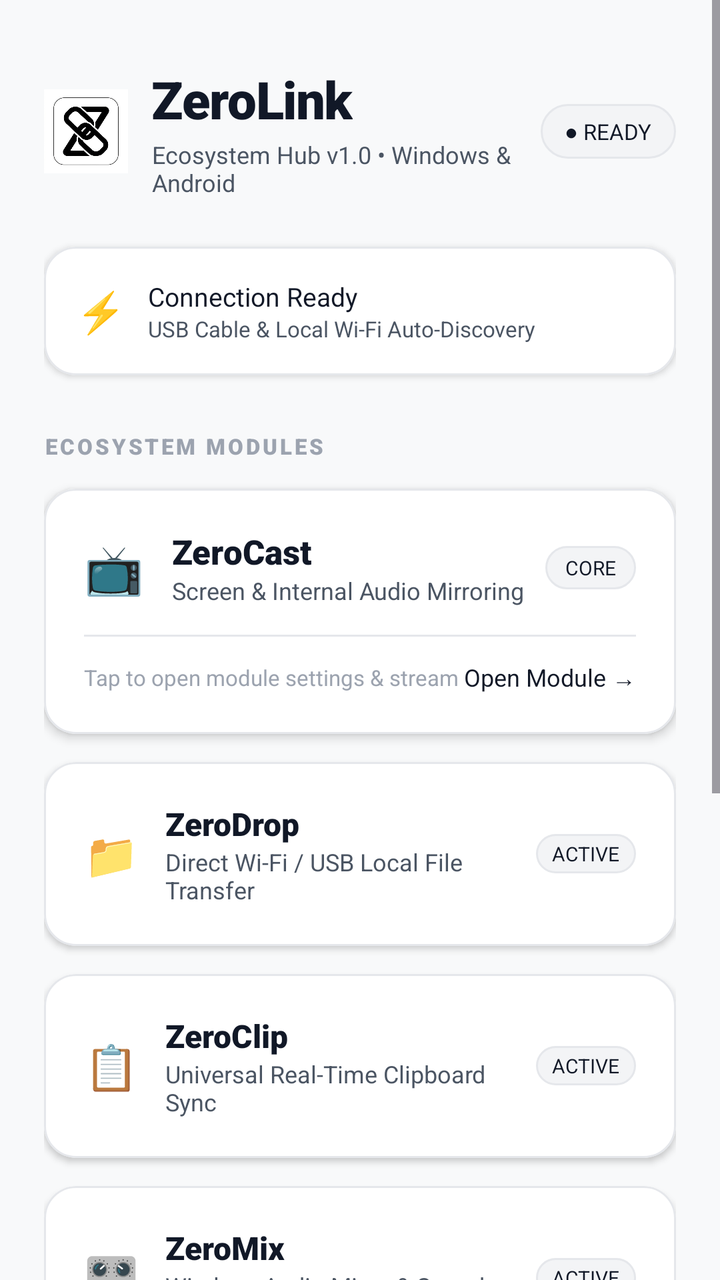
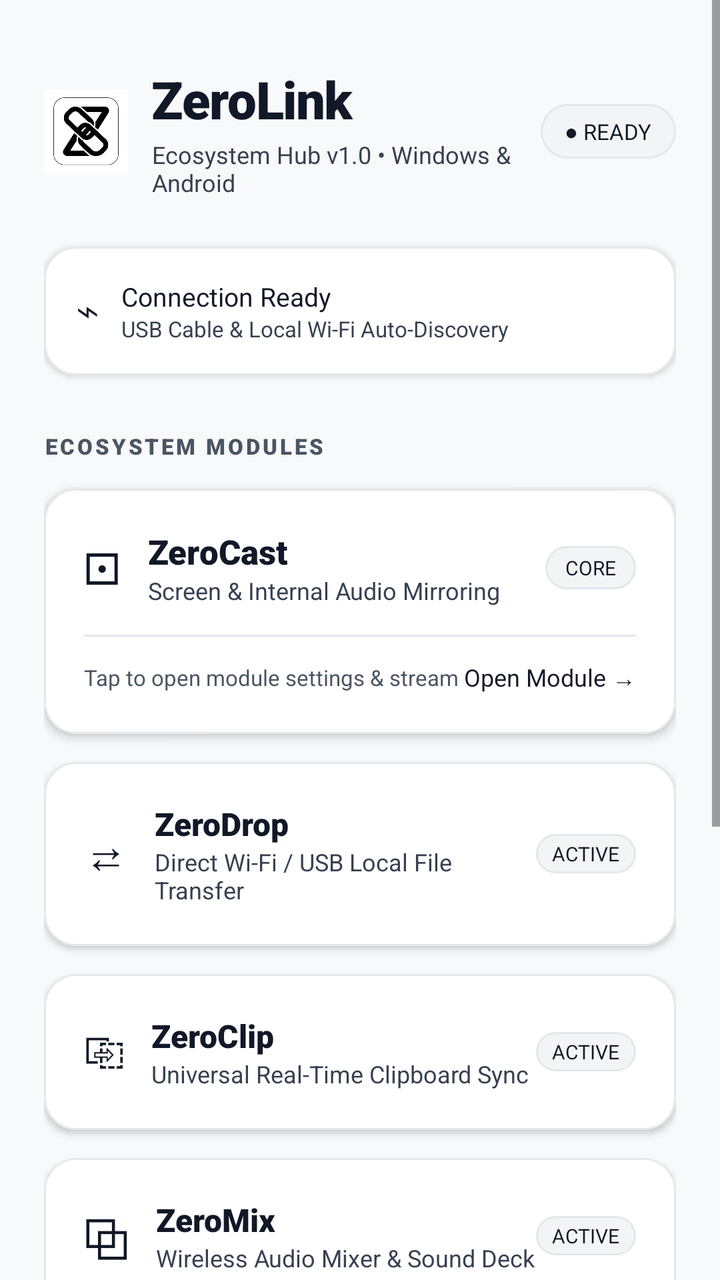

Compare the two renders of this Android layout. The source of the first and the diff that turns it into the second are given below.
<!-- AndroidManifest.xml: application theme Theme.ZeroCast -->
<!-- res/layout/activity_main.xml -->
<?xml version="1.0" encoding="utf-8"?>
<ScrollView xmlns:android="http://schemas.android.com/apk/res/android"
    xmlns:app="http://schemas.android.com/apk/res-auto"
    xmlns:tools="http://schemas.android.com/tools"
    android:layout_width="match_parent"
    android:layout_height="match_parent"
    android:background="@color/background"
    android:fillViewport="true">

    <LinearLayout
        android:layout_width="match_parent"
        android:layout_height="wrap_content"
        android:orientation="vertical"
        android:paddingStart="22dp"
        android:paddingTop="32dp"
        android:paddingEnd="22dp"
        android:paddingBottom="48dp">

        
        <LinearLayout
            android:layout_width="match_parent"
            android:layout_height="wrap_content"
            android:gravity="center_vertical"
            android:orientation="horizontal">

            <ImageView
                android:layout_width="42dp"
                android:layout_height="42dp"
                android:layout_marginEnd="12dp"
                android:src="@drawable/ic_zerolink_logo"
                android:scaleType="fitCenter" />

            <LinearLayout
                android:layout_width="0dp"
                android:layout_height="wrap_content"
                android:layout_weight="1"
                android:orientation="vertical">

                <TextView
                    android:layout_width="wrap_content"
                    android:layout_height="wrap_content"
                    android:text="ZeroLink"
                    android:textColor="@color/text_primary"
                    android:textSize="26sp"
                    android:fontFamily="sans-serif-black"
                    android:letterSpacing="-0.02" />

                <TextView
                    android:layout_width="wrap_content"
                    android:layout_height="wrap_content"
                    android:layout_marginTop="2dp"
                    android:text="Ecosystem Hub v1.0 • Windows &amp; Android"
                    android:textColor="@color/text_secondary"
                    android:textSize="12sp" />
            </LinearLayout>

            <TextView
                android:id="@+id/tvHubStatus"
                android:layout_width="wrap_content"
                android:layout_height="wrap_content"
                android:background="@drawable/bg_badge_pill"
                android:paddingStart="12dp"
                android:paddingTop="6dp"
                android:paddingEnd="12dp"
                android:paddingBottom="6dp"
                android:text="● READY"
                android:textColor="@color/text_primary"
                android:textSize="11sp"
                android:fontFamily="sans-serif-bold" />
        </LinearLayout>

        
        <com.google.android.material.card.MaterialCardView
            android:layout_width="match_parent"
            android:layout_height="wrap_content"
            android:layout_marginTop="24dp"
            app:cardBackgroundColor="@color/surface"
            app:cardCornerRadius="16dp"
            app:cardElevation="2dp"
            app:strokeColor="@color/surface_stroke"
            app:strokeWidth="1dp">

            <LinearLayout
                android:layout_width="match_parent"
                android:layout_height="wrap_content"
                android:orientation="horizontal"
                android:gravity="center_vertical"
                android:padding="16dp">

                <TextView
                    android:layout_width="wrap_content"
                    android:layout_height="wrap_content"
                    android:text="⚡ "
                    android:textSize="20sp" />

                <LinearLayout
                    android:layout_width="0dp"
                    android:layout_height="wrap_content"
                    android:layout_marginStart="6dp"
                    android:layout_weight="1"
                    android:orientation="vertical">

                    <TextView
                        android:layout_width="wrap_content"
                        android:layout_height="wrap_content"
                        android:text="Connection Ready"
                        android:textColor="@color/text_primary"
                        android:textSize="13sp"
                        android:fontFamily="sans-serif-bold" />

                    <TextView
                        android:layout_width="wrap_content"
                        android:layout_height="wrap_content"
                        android:text="USB Cable &amp; Local Wi-Fi Auto-Discovery"
                        android:textColor="@color/text_secondary"
                        android:textSize="11sp" />
                </LinearLayout>
            </LinearLayout>
        </com.google.android.material.card.MaterialCardView>

        
        <TextView
            android:layout_width="wrap_content"
            android:layout_height="wrap_content"
            android:layout_marginTop="28dp"
            android:layout_marginBottom="14dp"
            android:text="ECOSYSTEM MODULES"
            android:textColor="@color/text_tertiary"
            android:textSize="11sp"
            android:fontFamily="sans-serif-black"
            android:letterSpacing="0.12" />

        
        <com.google.android.material.card.MaterialCardView
            android:id="@+id/cardModuleZeroCast"
            android:layout_width="match_parent"
            android:layout_height="wrap_content"
            android:clickable="true"
            android:focusable="true"
            android:foreground="?attr/selectableItemBackground"
            app:cardBackgroundColor="@color/surface"
            app:cardCornerRadius="16dp"
            app:cardElevation="3dp"
            app:strokeColor="@color/surface_stroke"
            app:strokeWidth="1dp">

            <LinearLayout
                android:layout_width="match_parent"
                android:layout_height="wrap_content"
                android:orientation="vertical"
                android:padding="20dp">

                <LinearLayout
                    android:layout_width="match_parent"
                    android:layout_height="wrap_content"
                    android:gravity="center_vertical"
                    android:orientation="horizontal">

                    <TextView
                        android:layout_width="wrap_content"
                        android:layout_height="wrap_content"
                        android:text="📺 "
                        android:textSize="24sp" />

                    <LinearLayout
                        android:layout_width="0dp"
                        android:layout_height="wrap_content"
                        android:layout_marginStart="8dp"
                        android:layout_weight="1"
                        android:orientation="vertical">

                        <TextView
                            android:layout_width="wrap_content"
                            android:layout_height="wrap_content"
                            android:text="ZeroCast"
                            android:textColor="@color/text_primary"
                            android:textSize="17sp"
                            android:fontFamily="sans-serif-black" />

                        <TextView
                            android:layout_width="wrap_content"
                            android:layout_height="wrap_content"
                            android:text="Screen &amp; Internal Audio Mirroring"
                            android:textColor="@color/text_secondary"
                            android:textSize="12sp" />
                    </LinearLayout>

                    <TextView
                        android:layout_width="wrap_content"
                        android:layout_height="wrap_content"
                        android:background="@drawable/bg_badge_pill"
                        android:paddingStart="10dp"
                        android:paddingTop="4dp"
                        android:paddingEnd="10dp"
                        android:paddingBottom="4dp"
                        android:text="CORE"
                        android:textColor="@color/text_primary"
                        android:textSize="10sp"
                        android:fontFamily="sans-serif-bold" />
                </LinearLayout>

                <View
                    android:layout_width="match_parent"
                    android:layout_height="1dp"
                    android:layout_marginTop="14dp"
                    android:layout_marginBottom="12dp"
                    android:background="@color/surface_stroke" />

                <LinearLayout
                    android:layout_width="match_parent"
                    android:layout_height="wrap_content"
                    android:gravity="center_vertical"
                    android:orientation="horizontal">

                    <TextView
                        android:layout_width="0dp"
                        android:layout_height="wrap_content"
                        android:layout_weight="1"
                        android:text="Tap to open module settings &amp; stream"
                        android:textColor="@color/text_tertiary"
                        android:textSize="11sp" />

                    <TextView
                        android:layout_width="wrap_content"
                        android:layout_height="wrap_content"
                        android:text="Open Module →"
                        android:textColor="@color/text_primary"
                        android:textSize="12sp"
                        android:fontFamily="sans-serif-bold" />
                </LinearLayout>

            </LinearLayout>
        </com.google.android.material.card.MaterialCardView>

        
        <com.google.android.material.card.MaterialCardView
            android:id="@+id/cardModuleZeroDrop"
            android:layout_width="match_parent"
            android:layout_height="wrap_content"
            android:layout_marginTop="14dp"
            android:clickable="true"
            android:focusable="true"
            android:foreground="?attr/selectableItemBackground"
            app:cardBackgroundColor="@color/surface"
            app:cardCornerRadius="16dp"
            app:cardElevation="2dp"
            app:strokeColor="@color/surface_stroke"
            app:strokeWidth="1dp">

            <LinearLayout
                android:layout_width="match_parent"
                android:layout_height="wrap_content"
                android:orientation="horizontal"
                android:gravity="center_vertical"
                android:padding="20dp">

                <TextView
                    android:layout_width="wrap_content"
                    android:layout_height="wrap_content"
                    android:text="📁 "
                    android:textSize="22sp" />

                <LinearLayout
                    android:layout_width="0dp"
                    android:layout_height="wrap_content"
                    android:layout_marginStart="8dp"
                    android:layout_weight="1"
                    android:orientation="vertical">

                    <TextView
                        android:layout_width="wrap_content"
                        android:layout_height="wrap_content"
                        android:text="ZeroDrop"
                        android:textColor="@color/text_primary"
                        android:textSize="16sp"
                        android:fontFamily="sans-serif-black" />

                    <TextView
                        android:layout_width="wrap_content"
                        android:layout_height="wrap_content"
                        android:text="Direct Wi-Fi / USB Local File Transfer"
                        android:textColor="@color/text_secondary"
                        android:textSize="12sp" />
                </LinearLayout>

                <TextView
                    android:layout_width="wrap_content"
                    android:layout_height="wrap_content"
                    android:background="@drawable/bg_badge_pill"
                    android:paddingStart="8dp"
                    android:paddingTop="3dp"
                    android:paddingEnd="8dp"
                    android:paddingBottom="3dp"
                    android:text="ACTIVE"
                    android:textColor="@color/text_primary"
                    android:textSize="10sp"
                    android:fontFamily="sans-serif-bold" />
            </LinearLayout>
        </com.google.android.material.card.MaterialCardView>

        
        <com.google.android.material.card.MaterialCardView
            android:id="@+id/cardModuleZeroClip"
            android:layout_width="match_parent"
            android:layout_height="wrap_content"
            android:layout_marginTop="14dp"
            android:clickable="true"
            android:focusable="true"
            android:foreground="?attr/selectableItemBackground"
            app:cardBackgroundColor="@color/surface"
            app:cardCornerRadius="16dp"
            app:cardElevation="2dp"
            app:strokeColor="@color/surface_stroke"
            app:strokeWidth="1dp">

            <LinearLayout
                android:layout_width="match_parent"
                android:layout_height="wrap_content"
                android:orientation="horizontal"
                android:gravity="center_vertical"
                android:padding="20dp">

                <TextView
                    android:layout_width="wrap_content"
                    android:layout_height="wrap_content"
                    android:text="📋 "
                    android:textSize="22sp" />

                <LinearLayout
                    android:layout_width="0dp"
                    android:layout_height="wrap_content"
                    android:layout_marginStart="8dp"
                    android:layout_weight="1"
                    android:orientation="vertical">

                    <TextView
                        android:layout_width="wrap_content"
                        android:layout_height="wrap_content"
                        android:text="ZeroClip"
                        android:textColor="@color/text_primary"
                        android:textSize="16sp"
                        android:fontFamily="sans-serif-black" />

                    <TextView
                        android:layout_width="wrap_content"
                        android:layout_height="wrap_content"
                        android:text="Universal Real-Time Clipboard Sync"
                        android:textColor="@color/text_secondary"
                        android:textSize="12sp" />
                </LinearLayout>

                <TextView
                    android:layout_width="wrap_content"
                    android:layout_height="wrap_content"
                    android:background="@drawable/bg_badge_pill"
                    android:paddingStart="8dp"
                    android:paddingTop="3dp"
                    android:paddingEnd="8dp"
                    android:paddingBottom="3dp"
                    android:text="ACTIVE"
                    android:textColor="@color/text_primary"
                    android:textSize="10sp"
                    android:fontFamily="sans-serif-bold" />
            </LinearLayout>
        </com.google.android.material.card.MaterialCardView>

        
        <com.google.android.material.card.MaterialCardView
            android:id="@+id/cardModuleZeroMix"
            android:layout_width="match_parent"
            android:layout_height="wrap_content"
            android:layout_marginTop="14dp"
            android:clickable="true"
            android:focusable="true"
            android:foreground="?attr/selectableItemBackground"
            app:cardBackgroundColor="@color/surface"
            app:cardCornerRadius="16dp"
            app:cardElevation="2dp"
            app:strokeColor="@color/surface_stroke"
            app:strokeWidth="1dp">

            <LinearLayout
                android:layout_width="match_parent"
                android:layout_height="wrap_content"
                android:orientation="horizontal"
                android:gravity="center_vertical"
                android:padding="20dp">

                <TextView
                    android:layout_width="wrap_content"
                    android:layout_height="wrap_content"
                    android:text="🎛️ "
                    android:textSize="22sp" />

                <LinearLayout
                    android:layout_width="0dp"
                    android:layout_height="wrap_content"
                    android:layout_marginStart="8dp"
                    android:layout_weight="1"
                    android:orientation="vertical">

                    <TextView
                        android:layout_width="wrap_content"
                        android:layout_height="wrap_content"
                        android:text="ZeroMix"
                        android:textColor="@color/text_primary"
                        android:textSize="16sp"
                        android:fontFamily="sans-serif-black" />

                    <TextView
                        android:layout_width="wrap_content"
                        android:layout_height="wrap_content"
                        android:text="Wireless Audio Mixer &amp; Sound Deck"
                        android:textColor="@color/text_secondary"
                        android:textSize="12sp" />
                </LinearLayout>

                <TextView
                    android:layout_width="wrap_content"
                    android:layout_height="wrap_content"
                    android:background="@drawable/bg_badge_pill"
                    android:paddingStart="8dp"
                    android:paddingTop="3dp"
                    android:paddingEnd="8dp"
                    android:paddingBottom="3dp"
                    android:text="ACTIVE"
                    android:textColor="@color/text_primary"
                    android:textSize="10sp"
                    android:fontFamily="sans-serif-bold" />
            </LinearLayout>
        </com.google.android.material.card.MaterialCardView>

        
        <com.google.android.material.card.MaterialCardView
            android:id="@+id/cardModuleZeroDisplay"
            android:layout_width="match_parent"
            android:layout_height="wrap_content"
            android:layout_marginTop="14dp"
            android:clickable="true"
            android:focusable="true"
            android:foreground="?attr/selectableItemBackground"
            app:cardBackgroundColor="@color/surface"
            app:cardCornerRadius="16dp"
            app:cardElevation="2dp"
            app:strokeColor="@color/surface_stroke"
            app:strokeWidth="1dp">

            <LinearLayout
                android:layout_width="match_parent"
                android:layout_height="wrap_content"
                android:orientation="horizontal"
                android:gravity="center_vertical"
                android:padding="20dp">

                <TextView
                    android:layout_width="wrap_content"
                    android:layout_height="wrap_content"
                    android:text="🖥️ "
                    android:textSize="22sp" />

                <LinearLayout
                    android:layout_width="0dp"
                    android:layout_height="wrap_content"
                    android:layout_marginStart="8dp"
                    android:layout_weight="1"
                    android:orientation="vertical">

                    <TextView
                        android:layout_width="wrap_content"
                        android:layout_height="wrap_content"
                        android:text="ZeroDisplay"
                        android:textColor="@color/text_primary"
                        android:textSize="16sp"
                        android:fontFamily="sans-serif-black" />

                    <TextView
                        android:layout_width="wrap_content"
                        android:layout_height="wrap_content"
                        android:text="Wireless 2nd Monitor &amp; Remote Touch"
                        android:textColor="@color/text_secondary"
                        android:textSize="12sp" />
                </LinearLayout>

                <TextView
                    android:layout_width="wrap_content"
                    android:layout_height="wrap_content"
                    android:background="@drawable/bg_badge_pill"
                    android:paddingStart="8dp"
                    android:paddingTop="3dp"
                    android:paddingEnd="8dp"
                    android:paddingBottom="3dp"
                    android:text="NEW"
                    android:textColor="#059669"
                    android:textSize="10sp"
                    android:fontFamily="sans-serif-bold" />
            </LinearLayout>
        </com.google.android.material.card.MaterialCardView>

        
        <com.google.android.material.card.MaterialCardView
            android:id="@+id/cardModuleZeroCam"
            android:layout_width="match_parent"
            android:layout_height="wrap_content"
            android:layout_marginTop="14dp"
            android:clickable="true"
            android:focusable="true"
            android:foreground="?attr/selectableItemBackground"
            app:cardBackgroundColor="@color/surface"
            app:cardCornerRadius="16dp"
            app:cardElevation="2dp"
            app:strokeColor="@color/surface_stroke"
            app:strokeWidth="1dp">

            <LinearLayout
                android:layout_width="match_parent"
                android:layout_height="wrap_content"
                android:orientation="horizontal"
                android:gravity="center_vertical"
                android:padding="20dp">

                <TextView
                    android:layout_width="wrap_content"
                    android:layout_height="wrap_content"
                    android:text="📷 "
                    android:textSize="22sp" />

                <LinearLayout
                    android:layout_width="0dp"
                    android:layout_height="wrap_content"
                    android:layout_marginStart="8dp"
                    android:layout_weight="1"
                    android:orientation="vertical">

                    <TextView
                        android:layout_width="wrap_content"
                        android:layout_height="wrap_content"
                        android:text="ZeroCam"
                        android:textColor="@color/text_primary"
                        android:textSize="16sp"
                        android:fontFamily="sans-serif-black" />

                    <TextView
                        android:layout_width="wrap_content"
                        android:layout_height="wrap_content"
                        android:text="Wireless Webcam for Discord &amp; OBS"
                        android:textColor="@color/text_secondary"
                        android:textSize="12sp" />
                </LinearLayout>
            </LinearLayout>
        </com.google.android.material.card.MaterialCardView>

        
        <com.google.android.material.card.MaterialCardView
            android:id="@+id/cardModuleZeroPad"
            android:layout_width="match_parent"
            android:layout_height="wrap_content"
            android:layout_marginTop="14dp"
            android:clickable="true"
            android:focusable="true"
            android:foreground="?attr/selectableItemBackground"
            app:cardBackgroundColor="@color/surface"
            app:cardCornerRadius="16dp"
            app:cardElevation="2dp"
            app:strokeColor="@color/surface_stroke"
            app:strokeWidth="1dp">

            <LinearLayout
                android:layout_width="match_parent"
                android:layout_height="wrap_content"
                android:gravity="center_vertical"
                android:orientation="horizontal"
                android:padding="18dp">

                <TextView
                    android:layout_width="wrap_content"
                    android:layout_height="wrap_content"
                    android:text="🎮 "
                    android:textSize="22sp" />

                <LinearLayout
                    android:layout_width="0dp"
                    android:layout_height="wrap_content"
                    android:layout_marginStart="8dp"
                    android:layout_weight="1"
                    android:orientation="vertical">

                    <TextView
                        android:layout_width="wrap_content"
                        android:layout_height="wrap_content"
                        android:text="ZeroPad"
                        android:textColor="@color/text_primary"
                        android:textSize="16sp"
                        android:fontFamily="sans-serif-black" />

                    <TextView
                        android:layout_width="wrap_content"
                        android:layout_height="wrap_content"
                        android:text="Stream Deck &amp; PC Media Remote Controller"
                        android:textColor="@color/text_secondary"
                        android:textSize="12sp" />
                </LinearLayout>

                <TextView
                    android:layout_width="wrap_content"
                    android:layout_height="wrap_content"
                    android:background="@drawable/bg_badge_pill"
                    android:paddingStart="8dp"
                    android:paddingTop="3dp"
                    android:paddingEnd="8dp"
                    android:paddingBottom="3dp"
                    android:text="NEW"
                    android:textColor="#059669"
                    android:textSize="10sp"
                    android:fontFamily="sans-serif-bold" />
            </LinearLayout>
        </com.google.android.material.card.MaterialCardView>

    </LinearLayout>
</ScrollView>
<!-- resources referenced by this layout -->
<resources>
  <color name="background">#F8F9FA</color>
  <color name="surface">#FFFFFF</color>
  <color name="surface_stroke">#E5E7EB</color>
  <color name="text_primary">#111827</color>
  <color name="text_secondary">#4B5563</color>
  <color name="text_tertiary">#9CA3AF</color>
  <!-- drawable bg_badge_pill (drawable) -->
  <?xml version="1.0" encoding="utf-8"?>
  <shape xmlns:android="http://schemas.android.com/apk/res/android"
      android:shape="rectangle">
      <corners android:radius="14dp" />
      <solid android:color="#F3F4F6" />
      <stroke
          android:width="1dp"
          android:color="#E5E7EB" />
  </shape>
  <!-- drawable ic_zerolink_logo: png bitmap (drawable, 65190 bytes) -->
  <style name="Theme.ZeroCast" parent="Theme.Material3.Light.NoActionBar">
          <item name="colorPrimary">@color/primary</item>
          <item name="android:windowBackground">@color/background</item>
          <item name="android:statusBarColor">@color/background</item>
          <item name="android:windowLightStatusBar">true</item>
      </style>
  <color name="primary">#000000</color>
</resources>

<!-- the commit's change to res/layout/activity_main.xml (unified diff, before → after) -->
@@ -90,7 +90,8 @@
                 <TextView
                     android:layout_width="wrap_content"
                     android:layout_height="wrap_content"
-                    android:text="⚡ "
+                    android:text="⌁ "
+                    android:textColor="@color/text_primary"
                     android:textSize="20sp" />
 
                 <LinearLayout
@@ -159,7 +160,8 @@
                     <TextView
                         android:layout_width="wrap_content"
                         android:layout_height="wrap_content"
-                        android:text="📺 "
+                        android:text="⊡ "
+                        android:textColor="@color/text_primary"
                         android:textSize="24sp" />
 
                     <LinearLayout
@@ -257,7 +259,8 @@
                 <TextView
                     android:layout_width="wrap_content"
                     android:layout_height="wrap_content"
-                    android:text="📁 "
+                    android:text="⇄ "
+                    android:textColor="@color/text_primary"
                     android:textSize="22sp" />
 
                 <LinearLayout
@@ -323,7 +326,8 @@
                 <TextView
                     android:layout_width="wrap_content"
                     android:layout_height="wrap_content"
-                    android:text="📋 "
+                    android:text="⎘ "
+                    android:textColor="@color/text_primary"
                     android:textSize="22sp" />
 
                 <LinearLayout
@@ -389,7 +393,8 @@
                 <TextView
                     android:layout_width="wrap_content"
                     android:layout_height="wrap_content"
-                    android:text="🎛️ "
+                    android:text="⧉ "
+                    android:textColor="@color/text_primary"
                     android:textSize="22sp" />
 
                 <LinearLayout
@@ -455,7 +460,8 @@
                 <TextView
                     android:layout_width="wrap_content"
                     android:layout_height="wrap_content"
-                    android:text="🖥️ "
+                    android:text="◫ "
+                    android:textColor="@color/text_primary"
                     android:textSize="22sp" />
 
                 <LinearLayout
@@ -521,7 +527,8 @@
                 <TextView
                     android:layout_width="wrap_content"
                     android:layout_height="wrap_content"
-                    android:text="📷 "
+                    android:text="◉ "
+                    android:textColor="@color/text_primary"
                     android:textSize="22sp" />
 
                 <LinearLayout
@@ -574,7 +581,8 @@
                 <TextView
                     android:layout_width="wrap_content"
                     android:layout_height="wrap_content"
-                    android:text="🎮 "
+                    android:text="⌖ "
+                    android:textColor="@color/text_primary"
                     android:textSize="22sp" />
 
                 <LinearLayout
<!-- resource entries referenced after the edit -->
@@ -4,8 +4,8 @@
   <color name="surface">#FFFFFF</color>
   <color name="surface_stroke">#E5E7EB</color>
   <color name="text_primary">#111827</color>
-  <color name="text_secondary">#4B5563</color>
-  <color name="text_tertiary">#9CA3AF</color>
+  <color name="text_secondary">#374151</color>
+  <color name="text_tertiary">#4B5563</color>
   <!-- drawable bg_badge_pill (drawable) -->
   <?xml version="1.0" encoding="utf-8"?>
   <shape xmlns:android="http://schemas.android.com/apk/res/android"
